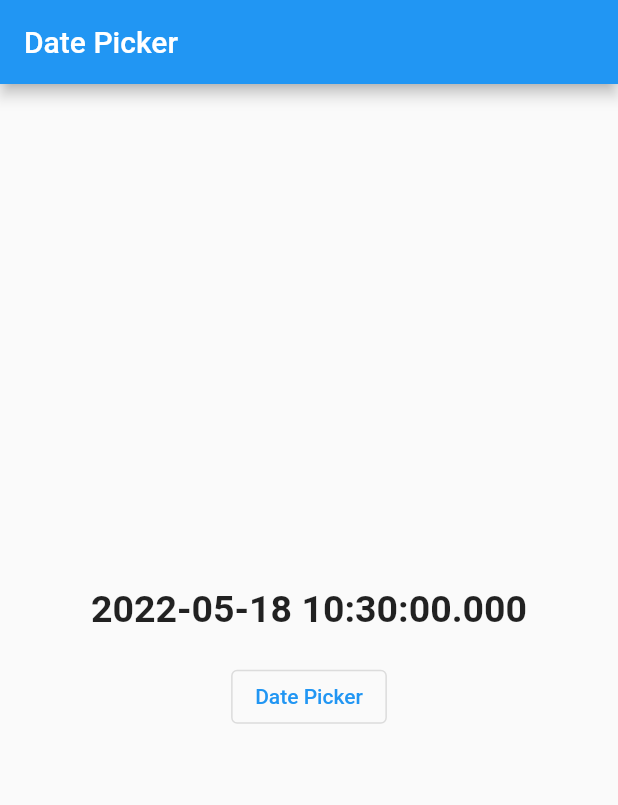
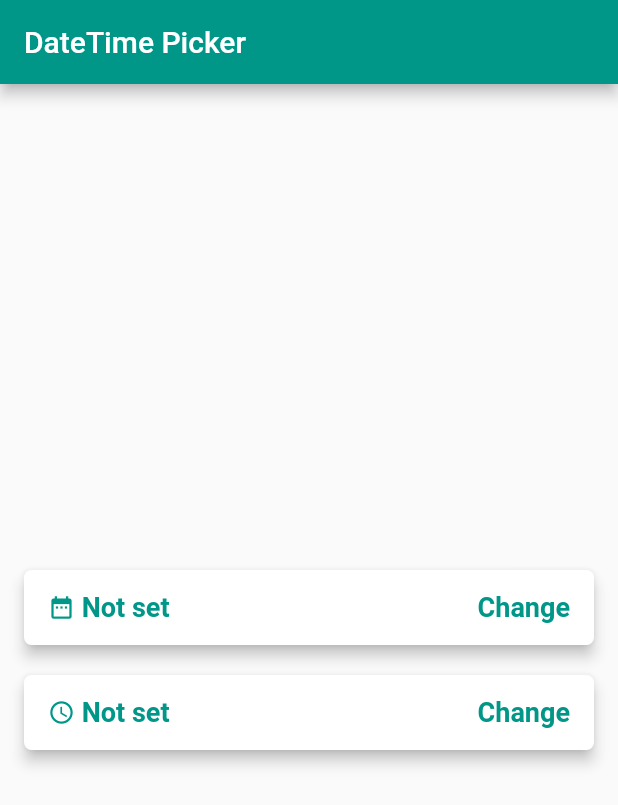
Before and after one commit to fentiyulia841/datepicker_flutter, a Flutter app: the screen it shows after launch, on a phone screen of 412 x 824 dp. Shown: the top 805 px of the screen. Run offline on Flutter 3.47's test engine with Material 2 defaults, Android fonts, the phone set to English and light mode, and no system bars; our stand-ins replace flutter_datetime_picker.

Commit message:
using flutter_datetime_picker

```diff
--- /dev/null
+++ b/lib/datepicker.dart
@@ -0,0 +1,80 @@
+import 'package:flutter/material.dart';
+
+class DatePicker extends StatefulWidget {
+  @override
+  State<DatePicker> createState() => _DatePickerState();
+}
+
+class _DatePickerState extends State<DatePicker> {
+  // const DatePicker({Key? key}) : super(key: key);
+  DateTime selectDate = DateTime.now();
+
+  @override
+  Widget build(BuildContext context) {
+    return Scaffold(
+      appBar: AppBar(
+        title: Text("Date Picker"),
+      ),
+      body: Center(
+        child: Column(
+          mainAxisAlignment: MainAxisAlignment.center,
+          children: [
+            Text(
+              selectDate.toString(),
+              // "Tanggal Terpilih",
+              style: TextStyle(
+                fontSize: 25,
+                fontWeight: FontWeight.bold,
+              ),
+            ),
+            SizedBox(height: 20),
+            OutlinedButton(
+              onPressed: () {
+                showDatePicker(
+                  context: context,
+                  initialDate: selectDate,
+                  firstDate: DateTime(2000),
+                  lastDate: DateTime(2025),
+                  //  initialEntryMode: DatePickerEntryMode.calendar,
+                  // selectableDayPredicate: (day) {
+                  // if ((day.isAfter(
+                  //         DateTime.now().subtract(Duration(days: 5)))) &&
+                  //     (day.isBefore(DateTime.now().add(Duration(days: 2),
+                  //     )))) {
+                  //   return true;
+                  // }
+                  // return false;
+                  // }
+
+                  // helpText: "Help Text",
+                  // cancelText: "cancel text",
+                  // confirmText: "confirm text",
+                  // fieldHintText: "Masukkan tanggal lahir anda",
+                  // fieldLabelText: "Field Label Text",
+
+                  // builder for theme
+                  builder: (context, child) {
+                    return Theme(
+                      data: ThemeData.dark(),
+                      child: child!
+                      );
+                  },
+                ).then(
+                  (value) {
+                    if (value != null)
+                      setState(
+                        () {
+                          selectDate = value;
+                        },
+                      );
+                  },
+                );
+              },
+              child: Text("Date Picker"),
+            ),
+          ],
+        ),
+      ),
+    );
+  }
+}
--- /dev/null
+++ b/lib/datetime_picker.dart
@@ -0,0 +1,162 @@
+import 'package:flutter/material.dart';
+import 'package:flutter_datetime_picker/flutter_datetime_picker.dart';
+
+
+class DateTimePicker extends StatefulWidget {
+  @override
+  _DateTimePickerState createState() => _DateTimePickerState();
+}
+
+class _DateTimePickerState extends State<DateTimePicker> {
+  String _date = "Not set";
+  String _time = "Not set";
+
+  @override
+  void initState() {
+    super.initState();
+  }
+
+  @override
+  Widget build(BuildContext context) {
+    return Scaffold(
+      appBar: AppBar(
+        backgroundColor: Colors.teal,
+        title: Text('DateTime Picker'),
+      ),
+      body: Padding(
+        padding: const EdgeInsets.all(16.0),
+        child: Container(
+          child: Column(
+            mainAxisSize: MainAxisSize.max,
+            mainAxisAlignment: MainAxisAlignment.center,
+            children: <Widget>[
+              RaisedButton(
+                shape: RoundedRectangleBorder(
+                    borderRadius: BorderRadius.circular(5.0)),
+                elevation: 4.0,
+                onPressed: () {
+                  DatePicker.showDatePicker(context,
+                      theme: DatePickerTheme(
+                        containerHeight: 210.0,
+                      ),
+                      showTitleActions: true,
+                      minTime: DateTime(2000, 1, 1),
+                      maxTime: DateTime(2022, 12, 31),
+                      onConfirm: (date) {
+                        print('confirm $date');
+                        _date = '${date.year} - ${date.month} - ${date.day}';
+                        setState(() {});
+                      },
+                      currentTime: DateTime.now(),
+                      locale: LocaleType.en);
+                },
+                child: Container(
+                  alignment: Alignment.center,
+                  height: 50.0,
+                  child: Row(
+                    mainAxisAlignment: MainAxisAlignment.spaceBetween,
+                    children: <Widget>[
+                      Row(
+                        children: <Widget>[
+                          Container(
+                            child: Row(
+                              children: <Widget>[
+                                Icon(
+                                  Icons.date_range,
+                                  size: 18.0,
+                                  color: Colors.teal,
+                                ),
+                                Text(
+                                  " $_date",
+                                  style: TextStyle(
+                                      color: Colors.teal,
+                                      fontWeight: FontWeight.bold,
+                                      fontSize: 18.0),
+                                ),
+                              ],
+                            ),
+                          )
+                        ],
+                      ),
+                      Text(
+                        "  Change",
+                        style: TextStyle(
+                            color: Colors.teal,
+                            fontWeight: FontWeight.bold,
+                            fontSize: 18.0),
+                      ),
+                    ],
+                  ),
+                ),
+                color: Colors.white,
+              ),
+              SizedBox(
+                height: 20.0,
+              ),
+              RaisedButton(
+                shape: RoundedRectangleBorder(
+                    borderRadius: BorderRadius.circular(5.0)),
+                elevation: 4.0,
+                onPressed: () {
+                  DatePicker.showTimePicker(context,
+                      theme: DatePickerTheme(
+                        containerHeight: 210.0,
+                      ),
+                      showTitleActions: true,
+                      onConfirm: (time) {
+                        print('confirm $time');
+                        _time =
+                        '${time.hour} : ${time.minute} : ${time.second}';
+                        setState(() {});
+                      },
+                      currentTime: DateTime.now(),
+                      locale: LocaleType.en);
+                  setState(() {});
+                },
+                child: Container(
+                  alignment: Alignment.center,
+                  height: 50.0,
+                  child: Row(
+                    mainAxisAlignment: MainAxisAlignment.spaceBetween,
+                    children: <Widget>[
+                      Row(
+                        children: <Widget>[
+                          Container(
+                            child: Row(
+                              children: <Widget>[
+                                Icon(
+                                  Icons.access_time,
+                                  size: 18.0,
+                                  color: Colors.teal,
+                                ),
+                                Text(
+                                  " $_time",
+                                  style: TextStyle(
+                                      color: Colors.teal,
+                                      fontWeight: FontWeight.bold,
+                                      fontSize: 18.0),
+                                ),
+                              ],
+                            ),
+                          )
+                        ],
+                      ),
+                      Text(
+                        "  Change",
+                        style: TextStyle(
+                            color: Colors.teal,
+                            fontWeight: FontWeight.bold,
+                            fontSize: 18.0),
+                      ),
+                    ],
+                  ),
+                ),
+                color: Colors.white,
+              )
+            ],
+          ),
+        ),
+      ),
+    );
+  }
+}
--- a/lib/main.dart
+++ b/lib/main.dart
@@ -1,3 +1,5 @@
+import 'package:datepicker/datepicker.dart';
+import 'package:datepicker/datetime_picker.dart';
 import 'package:flutter/material.dart';
 
 void main() {
@@ -11,86 +13,7 @@ class MyApp extends StatelessWidget {
   Widget build(BuildContext context) {
     return MaterialApp(
       debugShowCheckedModeBanner: false,
-      home: MyHomePage(),
+      home: DateTimePicker(),
     );
   }
 }
-
-class MyHomePage extends StatefulWidget {
-  @override
-  State<MyHomePage> createState() => _MyHomePageState();
-}
-
-class _MyHomePageState extends State<MyHomePage> {
-  // const MyHomePage({Key? key}) : super(key: key);
-  DateTime selectDate = DateTime.now();
-
-  @override
-  Widget build(BuildContext context) {
-    return Scaffold(
-      appBar: AppBar(
-        title: Text("Date Picker"),
-      ),
-      body: Center(
-        child: Column(
-          mainAxisAlignment: MainAxisAlignment.center,
-          children: [
-            Text(
-              selectDate.toString(),
-              // "Tanggal Terpilih",
-              style: TextStyle(
-                fontSize: 25,
-                fontWeight: FontWeight.bold,
-              ),
-            ),
-            SizedBox(height: 20),
-            OutlinedButton(
-              onPressed: () {
-                showDatePicker(
-                  context: context,
-                  initialDate: selectDate,
-                  firstDate: DateTime(2000),
-                  lastDate: DateTime(2025),
-                  //  initialEntryMode: DatePickerEntryMode.calendar,
-                  // selectableDayPredicate: (day) {
-                  // if ((day.isAfter(
-                  //         DateTime.now().subtract(Duration(days: 5)))) &&
-                  //     (day.isBefore(DateTime.now().add(Duration(days: 2),
-                  //     )))) {
-                  //   return true;
-                  // }
-                  // return false;
-                  // }
-
-                  // helpText: "Help Text",
-                  // cancelText: "cancel text",
-                  // confirmText: "confirm text",
-                  // fieldHintText: "Masukkan tanggal lahir anda",
-                  // fieldLabelText: "Field Label Text",
-
-                  // builder for theme
-                  builder: (context, child) {
-                    return Theme(
-                      data: ThemeData.dark(),
-                      child: child!
-                      );
-                  },
-                ).then(
-                  (value) {
-                    if (value != null)
-                      setState(
-                        () {
-                          selectDate = value;
-                        },
-                      );
-                  },
-                );
-              },
-              child: Text("Date Picker"),
-            ),
-          ],
-        ),
-      ),
-    );
-  }
-}
--- a/pubspec.yaml
+++ b/pubspec.yaml
@@ -34,6 +34,7 @@ dependencies:
   # The following adds the Cupertino Icons font to your application.
   # Use with the CupertinoIcons class for iOS style icons.
   cupertino_icons: ^1.0.2
+  flutter_datetime_picker: ^1.5.1
 
 dev_dependencies:
   flutter_test:
```
Also changed, not shown: pubspec.lock, 1 other file.
